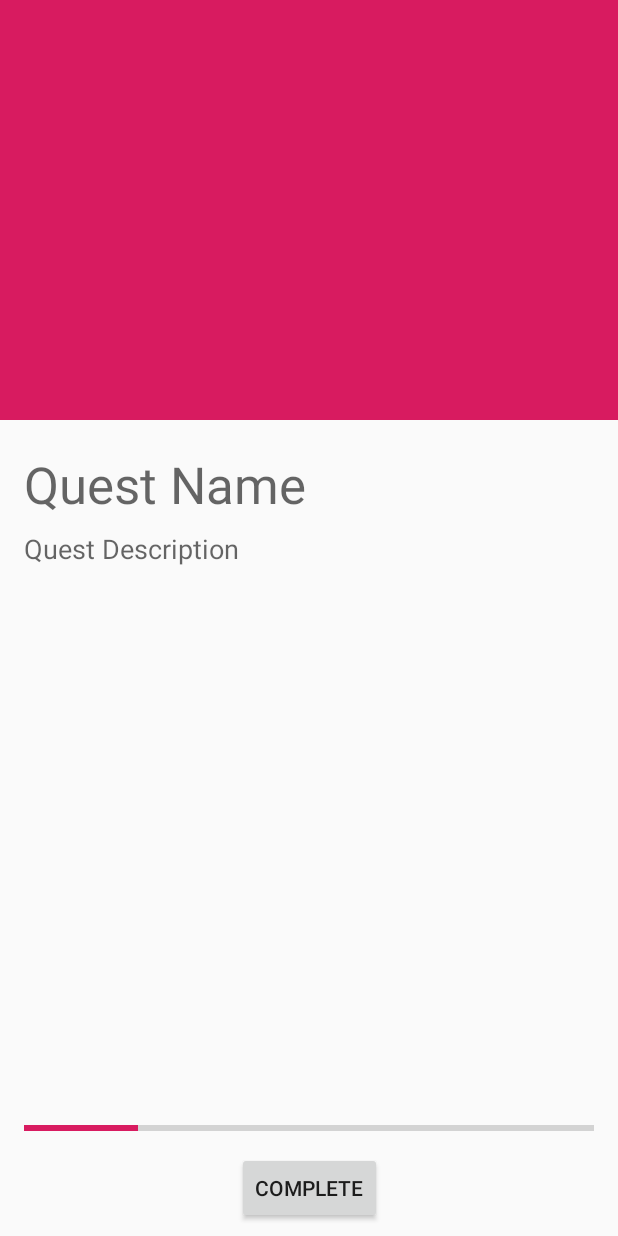
After one commit to Fasust/quest_for_ultimate_hygiene, an Android app: the layout activity_quest_detail.xml on its own in the app's theme, with its tools: preview values and no code run, on a phone screen of 412 x 824 dp. The commit adds this screen. Run offline under Robolectric (Android 15) with nearby library versions, the phone set to English and light mode, and no system bars.

Commit message:
Add Quest Detail View

```diff
--- /dev/null
+++ b/app/src/main/java/com/questforultimatehygiene/QuestDetail.java
@@ -0,0 +1,22 @@
+package com.questforultimatehygiene;
+
+import android.os.Bundle;
+
+import com.google.android.material.floatingactionbutton.FloatingActionButton;
+import com.google.android.material.snackbar.Snackbar;
+
+import androidx.appcompat.app.AppCompatActivity;
+import androidx.appcompat.widget.Toolbar;
+
+import android.view.View;
+
+public class QuestDetail extends AppCompatActivity {
+
+    @Override
+    protected void onCreate(Bundle savedInstanceState) {
+        super.onCreate(savedInstanceState);
+        setContentView(R.layout.activity_quest_detail);
+
+    }
+
+}
--- /dev/null
+++ b/app/src/main/res/layout/activity_quest_detail.xml
@@ -0,0 +1,81 @@
+<?xml version="1.0" encoding="utf-8"?>
+<androidx.coordinatorlayout.widget.CoordinatorLayout xmlns:android="http://schemas.android.com/apk/res/android"
+    xmlns:app="http://schemas.android.com/apk/res-auto"
+    xmlns:tools="http://schemas.android.com/tools"
+    android:layout_width="match_parent"
+    android:layout_height="match_parent"
+    tools:context=".QuestDetail">
+
+    <androidx.constraintlayout.widget.ConstraintLayout
+        android:id="@+id/constraintLayout"
+        android:layout_width="match_parent"
+        android:layout_height="match_parent">
+
+        <ProgressBar
+            android:id="@+id/progressBar2"
+            style="@style/Widget.AppCompat.ProgressBar.Horizontal"
+            android:layout_width="0dp"
+            android:layout_height="wrap_content"
+            android:layout_marginStart="16dp"
+            android:layout_marginLeft="16dp"
+            android:layout_marginEnd="16dp"
+            android:layout_marginRight="16dp"
+            android:layout_marginBottom="8dp"
+            android:background="#0003A9F4"
+            android:progress="20"
+            app:layout_constraintBottom_toTopOf="@+id/complete_quest_button"
+            app:layout_constraintEnd_toEndOf="parent"
+            app:layout_constraintHorizontal_bias="0.0"
+            app:layout_constraintStart_toStartOf="parent" />
+
+        <ImageView
+            android:id="@+id/imageView4"
+            android:layout_width="0dp"
+            android:layout_height="280dp"
+            app:layout_constraintBottom_toBottomOf="parent"
+            app:layout_constraintEnd_toEndOf="parent"
+            app:layout_constraintHorizontal_bias="1.0"
+            app:layout_constraintStart_toStartOf="parent"
+            app:layout_constraintTop_toTopOf="parent"
+            app:layout_constraintVertical_bias="0.0"
+            app:srcCompat="@color/colorAccent" />
+
+        <TextView
+            android:id="@+id/quest_name"
+            android:layout_width="0dp"
+            android:layout_height="wrap_content"
+            android:layout_marginStart="16dp"
+            android:layout_marginLeft="16dp"
+            android:layout_marginTop="20dp"
+            android:text="Quest Name"
+            android:textAppearance="@style/TextAppearance.AppCompat.Display1"
+            app:layout_constraintEnd_toEndOf="parent"
+            app:layout_constraintStart_toStartOf="parent"
+            app:layout_constraintTop_toBottomOf="@+id/imageView4" />
+
+        <TextView
+            android:id="@+id/quest_desciption"
+            android:layout_width="0dp"
+            android:layout_height="wrap_content"
+            android:layout_marginStart="16dp"
+            android:layout_marginLeft="16dp"
+            android:layout_marginTop="8dp"
+            android:text="Quest Description"
+            android:textAppearance="@style/TextAppearance.AppCompat.Medium"
+            app:layout_constraintEnd_toEndOf="parent"
+            app:layout_constraintStart_toStartOf="parent"
+            app:layout_constraintTop_toBottomOf="@+id/quest_name" />
+
+        <Button
+            android:id="@+id/complete_quest_button"
+            android:layout_width="wrap_content"
+            android:layout_height="wrap_content"
+            android:layout_marginBottom="8dp"
+            android:text="Complete"
+            app:layout_constraintBottom_toBottomOf="parent"
+            app:layout_constraintEnd_toEndOf="parent"
+            app:layout_constraintStart_toStartOf="parent" />
+
+    </androidx.constraintlayout.widget.ConstraintLayout>
+
+</androidx.coordinatorlayout.widget.CoordinatorLayout>
--- /dev/null
+++ b/app/src/main/res/layout/content_quest_detail.xml
@@ -0,0 +1,11 @@
+<?xml version="1.0" encoding="utf-8"?>
+<androidx.constraintlayout.widget.ConstraintLayout xmlns:android="http://schemas.android.com/apk/res/android"
+    xmlns:app="http://schemas.android.com/apk/res-auto"
+    xmlns:tools="http://schemas.android.com/tools"
+    android:layout_width="match_parent"
+    android:layout_height="match_parent"
+    app:layout_behavior="@string/appbar_scrolling_view_behavior"
+    tools:context=".QuestDetail"
+    tools:showIn="@layout/activity_quest_detail">
+
+</androidx.constraintlayout.widget.ConstraintLayout>
--- a/app/src/main/res/values/strings.xml
+++ b/app/src/main/res/values/strings.xml
@@ -1,4 +1,5 @@
 <resources>
     <string name="app_name">Quest for Ultimate Hygiene</string>
     <string name="action_settings">Settings</string>
+    <string name="title_activity_quest_detail">QuestDetail</string>
 </resources>
```
